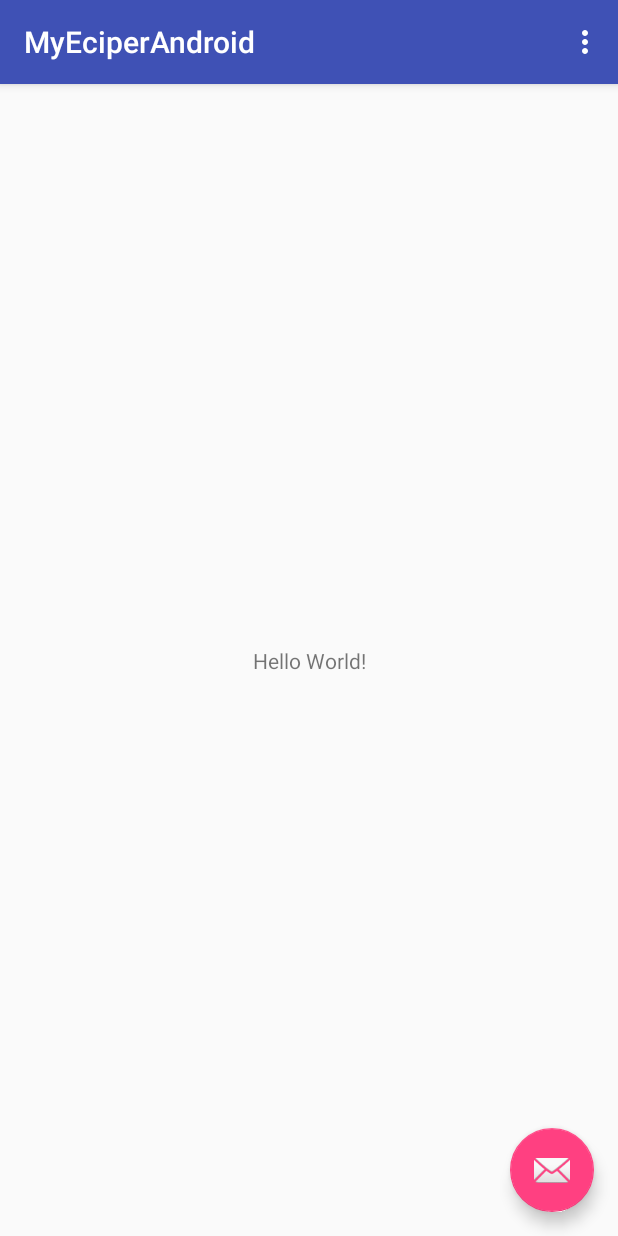
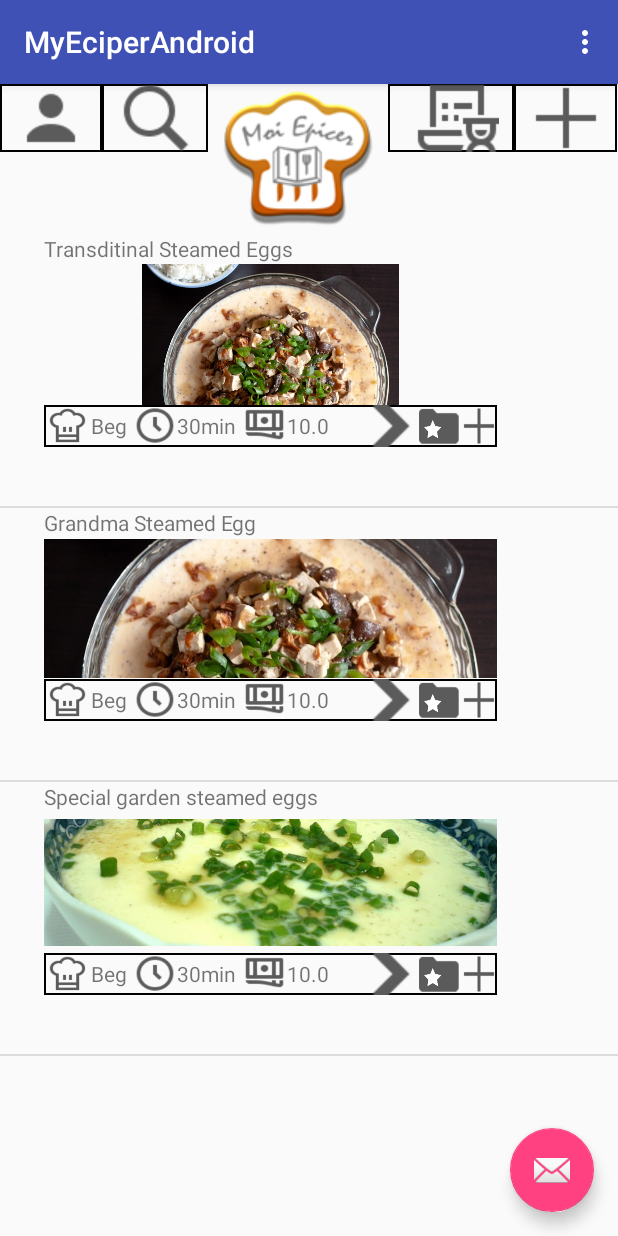
Before and after one commit to JackNgWeiMing/MyEpicer, an Android app: the screen it shows after launch (MainActivity), on a phone screen of 412 x 824 dp. Run offline under Robolectric (Android 15) with nearby library versions, the phone set to English and light mode, and no system bars.

Commit message:
Implemeted ListView Add Recipe Class

```diff
--- a/app/src/main/java/com/myepicer/myeciperandroid/MainActivity.java
+++ b/app/src/main/java/com/myepicer/myeciperandroid/MainActivity.java
@@ -1,6 +1,10 @@
 package com.myepicer.myeciperandroid;
 
+import android.content.Context;
 import android.os.Bundle;
+import android.support.annotation.LayoutRes;
+import android.support.annotation.NonNull;
+import android.support.annotation.Nullable;
 import android.support.design.widget.FloatingActionButton;
 import android.support.design.widget.Snackbar;
 import android.support.v7.app.AppCompatActivity;
@@ -8,9 +12,19 @@ import android.support.v7.widget.Toolbar;
 import android.view.View;
 import android.view.Menu;
 import android.view.MenuItem;
+import android.view.ViewGroup;
+import android.widget.ArrayAdapter;
+import android.widget.ImageView;
+import android.widget.ListAdapter;
+import android.widget.ListView;
+import android.widget.TextView;
+
+import com.myepicer.myeciperandroid.Model.Recipe;
+
+import java.util.List;
 
 public class MainActivity extends AppCompatActivity {
-
+    private List<Recipe> recipeList = Recipe.getListInstance();
     @Override
     protected void onCreate(Bundle savedInstanceState) {
         super.onCreate(savedInstanceState);
@@ -26,6 +40,10 @@ public class MainActivity extends AppCompatActivity {
                         .setAction("Action", null).show();
             }
         });
+
+        ListView recipeListView = (ListView) findViewById(R.id.recipeListView);
+        recipeListView.setAdapter(new RecipeAdapter());
+
     }
 
     @Override
@@ -49,4 +67,39 @@ public class MainActivity extends AppCompatActivity {
 
         return super.onOptionsItemSelected(item);
     }
+
+
+
+    private  class RecipeAdapter extends ArrayAdapter<Recipe>{
+
+        public RecipeAdapter() {
+            super(MainActivity.this, R.layout.listview_item_recipe,recipeList);
+        }
+
+        @NonNull
+        @Override
+        public View getView(int position, @Nullable View convertView, @NonNull ViewGroup parent) {
+            if(convertView==null){
+                convertView = getLayoutInflater().inflate(R.layout.listview_item_recipe,parent,false);
+            }
+
+            TextView txtRecipeTitle,txtLevel,txtTime,txtCost;
+            ImageView imgRecipe ;
+            Recipe recipe = recipeList.get(position);
+
+            imgRecipe = (ImageView) convertView.findViewById(R.id.imgRecipe);
+            txtRecipeTitle = (TextView) convertView.findViewById(R.id.txtRecipeTitle);
+            txtLevel = (TextView) convertView.findViewById(R.id.txtLevel);
+            txtTime = (TextView) convertView.findViewById(R.id.txtTime);
+            txtCost = (TextView) convertView.findViewById(R.id.txtCost);
+
+            imgRecipe.setImageResource(recipe.getPicture());
+            txtRecipeTitle.setText(recipe.getName());
+            txtLevel.setText(recipe.getLevel());
+            txtTime.setText(recipe.getTime());
+            txtCost.setText(String.valueOf(recipe.getCost()));
+
+            return convertView;
+        }
+    }
 }
--- a/app/src/main/java/com/myepicer/myeciperandroid/Model/Recipe.java
+++ b/app/src/main/java/com/myepicer/myeciperandroid/Model/Recipe.java
@@ -1,4 +1,9 @@
 package com.myepicer.myeciperandroid.Model;
+
+import com.myepicer.myeciperandroid.R;
+
+import java.util.ArrayList;
+import java.util.List;
 
 /**
  * Created by Acer on 15/6/2017.
@@ -6,4 +11,53 @@ package com.myepicer.myeciperandroid.Model;
 
 public class Recipe {
 
+    private String name;
+    private String level;
+    private String time;
+    private double cost;
+    private int picture;
+
+    public Recipe(String name, String level, String time, double cost) {
+        this.name = name;
+        this.level = level;
+        this.time = time;
+        this.cost = cost;
+    }
+
+    public Recipe(String name, String level, String time, double cost, int picture) {
+        this(name, level,time,cost);
+        this.picture = picture;
+    }
+
+    public String getName() {
+        return name;
+    }
+
+    public String getLevel() {
+        return level;
+    }
+
+    public String getTime() {
+        return time;
+    }
+
+    public double getCost() {
+        return cost;
+    }
+
+    public int getPicture() {
+        return picture;
+    }
+
+    public static Recipe getInstance(){
+        return new Recipe("Transditinal Steamed Eggs","Beg","30min",10);
+    }
+
+    public static List<Recipe> getListInstance(){
+        List<Recipe> recipeList = new ArrayList<>();
+        recipeList.add(new Recipe("Transditinal Steamed Eggs","Beg","30min",10, R.drawable.chinese_steamed_egg));
+        recipeList.add(new Recipe("Grandma Steamed Egg","Beg","30min",10,R.drawable.chinese_steamed_egg2));
+        recipeList.add(new Recipe("Special garden steamed eggs","Beg","30min",10,R.drawable.tranditional_steamed_egg2));
+        return recipeList;
+    }
 }
--- a/app/src/main/res/layout/content_main.xml
+++ b/app/src/main/res/layout/content_main.xml
@@ -1,20 +1,65 @@
 <?xml version="1.0" encoding="utf-8"?>
-<android.support.constraint.ConstraintLayout xmlns:android="http://schemas.android.com/apk/res/android"
+<LinearLayout xmlns:android="http://schemas.android.com/apk/res/android"
     xmlns:app="http://schemas.android.com/apk/res-auto"
     xmlns:tools="http://schemas.android.com/tools"
     android:layout_width="match_parent"
     android:layout_height="match_parent"
+    android:orientation="vertical"
     app:layout_behavior="@string/appbar_scrolling_view_behavior"
     tools:context="com.myepicer.myeciperandroid.MainActivity"
     tools:showIn="@layout/activity_main">
 
-    <TextView
-        android:layout_width="wrap_content"
+
+    <LinearLayout
+        android:layout_width="match_parent"
         android:layout_height="wrap_content"
-        android:text="Hello World!"
-        app:layout_constraintBottom_toBottomOf="parent"
-        app:layout_constraintLeft_toLeftOf="parent"
-        app:layout_constraintRight_toRightOf="parent"
-        app:layout_constraintTop_toTopOf="parent" />
+        android:orientation="horizontal">
 
-</android.support.constraint.ConstraintLayout>
+
+        <ImageButton
+            android:id="@+id/imageButton5"
+            android:layout_width="wrap_content"
+            android:layout_height="45dp"
+            android:layout_weight="1"
+            android:background="@drawable/btnborder"
+            app:srcCompat="@drawable/user" />
+
+        <ImageButton
+            android:id="@+id/imageButton4"
+            android:layout_width="wrap_content"
+            android:layout_height="45dp"
+            android:layout_weight="1.05"
+            android:background="@drawable/btnborder"
+            app:srcCompat="@drawable/search" />
+
+        <ImageButton
+            android:id="@+id/imageButton3"
+            android:layout_width="wrap_content"
+            android:layout_height="wrap_content"
+            android:layout_weight="1"
+            android:background="@android:color/transparent"
+            app:srcCompat="@drawable/logo2" />
+
+        <ImageButton
+            android:id="@+id/imageButton2"
+            android:layout_width="wrap_content"
+            android:layout_height="45dp"
+            android:layout_weight="1"
+            android:background="@drawable/btnborder"
+            app:srcCompat="@drawable/history" />
+
+        <ImageButton
+            android:id="@+id/imageButton"
+            android:layout_width="wrap_content"
+            android:layout_height="45dp"
+            android:layout_weight="1"
+            android:background="@drawable/btnborder"
+            app:srcCompat="@drawable/plus" />
+    </LinearLayout>
+
+    <ListView
+        android:id="@+id/recipeListView"
+        android:layout_width="match_parent"
+        android:layout_height="match_parent" />
+
+</LinearLayout>
```
Also changed, not shown: app/src/main/res/layout/listview_item_recipe.xml (+7 -62 lines).
